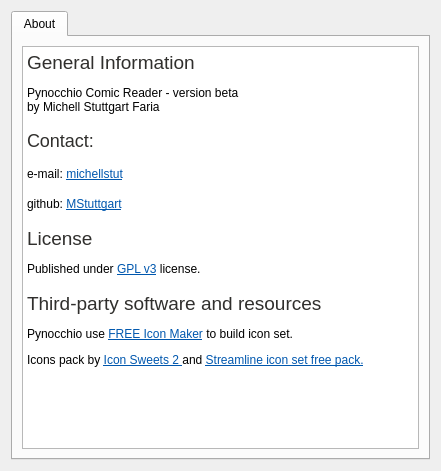
The window that view/about_dialog.ui (mstuttgart/pynocchio) describes before a commit, drawn with Qt 5.
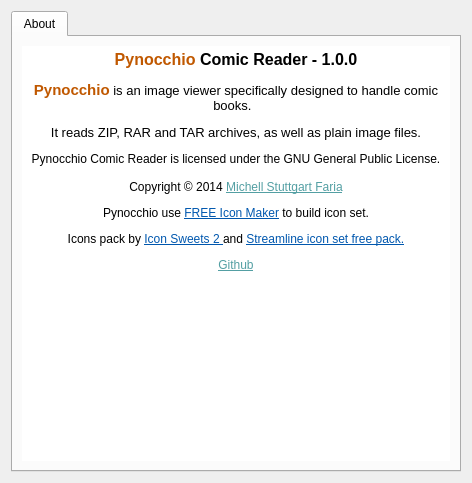
The same window after the commit. Icons and pictures are not drawn.

The edit to the form file:
```diff
--- a/view/about_dialog.ui
+++ b/view/about_dialog.ui
@@ -6,8 +6,8 @@
    <rect>
     <x>0</x>
     <y>0</y>
-    <width>441</width>
-    <height>471</height>
+    <width>472</width>
+    <height>483</height>
    </rect>
   </property>
   <property name="windowTitle">
@@ -39,22 +39,34 @@
       <layout class="QVBoxLayout" name="verticalLayout">
        <item>
         <widget class="QTextBrowser" name="textBrowser">
+         <property name="frameShape">
+          <enum>QFrame::NoFrame</enum>
+         </property>
+         <property name="frameShadow">
+          <enum>QFrame::Plain</enum>
+         </property>
+         <property name="verticalScrollBarPolicy">
+          <enum>Qt::ScrollBarAsNeeded</enum>
+         </property>
+         <property name="horizontalScrollBarPolicy">
+          <enum>Qt::ScrollBarAsNeeded</enum>
+         </property>
          <property name="html">
           <string>&lt;!DOCTYPE HTML PUBLIC &quot;-//W3C//DTD HTML 4.0//EN&quot; &quot;http://www.w3.org/TR/REC-html40/strict.dtd&quot;&gt;
 &lt;html&gt;&lt;head&gt;&lt;meta name=&quot;qrichtext&quot; content=&quot;1&quot; /&gt;&lt;style type=&quot;text/css&quot;&gt;
 p, li { white-space: pre-wrap; }
 &lt;/style&gt;&lt;/head&gt;&lt;body style=&quot; font-family:'DejaVu Sans'; font-size:9pt; font-weight:400; font-style:normal;&quot;&gt;
-&lt;p style=&quot; margin-top:12px; margin-bottom:12px; margin-left:0px; margin-right:0px; -qt-block-indent:0; text-indent:0px;&quot;&gt;&lt;span style=&quot; font-size:14pt; color:#302f2d;&quot;&gt;General Information&lt;/span&gt;&lt;/p&gt;
-&lt;p align=&quot;justify&quot; style=&quot; margin-top:12px; margin-bottom:12px; margin-left:0px; margin-right:0px; -qt-block-indent:0; text-indent:0px;&quot;&gt;Pynocchio Comic Reader - version beta&lt;br /&gt;by Michell Stuttgart Faria&lt;/p&gt;
-&lt;p style=&quot; margin-top:16px; margin-bottom:12px; margin-left:0px; margin-right:0px; -qt-block-indent:0; text-indent:0px;&quot;&gt;&lt;span style=&quot; font-size:x-large; color:#302f2d;&quot;&gt;Contact: &lt;/span&gt;&lt;/p&gt;
-&lt;p style=&quot; margin-top:16px; margin-bottom:12px; margin-left:0px; margin-right:0px; -qt-block-indent:0; text-indent:0px;&quot;&gt;e-mail: &lt;a href=&quot;michellstut@gmail.com&quot;&gt;&lt;span style=&quot; text-decoration: underline; color:#0057ae;&quot;&gt;michellstut&lt;/span&gt;&lt;/a&gt;&lt;/p&gt;
-&lt;p style=&quot; margin-top:16px; margin-bottom:12px; margin-left:0px; margin-right:0px; -qt-block-indent:0; text-indent:0px;&quot;&gt;github: &lt;a href=&quot;https://github.com/MStuttgart&quot;&gt;&lt;span style=&quot; text-decoration: underline; color:#0057ae;&quot;&gt;MStuttgart&lt;/span&gt;&lt;/a&gt;&lt;/p&gt;
-&lt;p style=&quot; margin-top:16px; margin-bottom:12px; margin-left:0px; margin-right:0px; -qt-block-indent:0; text-indent:0px;&quot;&gt;&lt;span style=&quot; font-size:14pt; color:#302f2d;&quot;&gt;License&lt;/span&gt;&lt;/p&gt;
-&lt;p style=&quot; margin-top:0px; margin-bottom:0px; margin-left:0px; margin-right:0px; -qt-block-indent:0; text-indent:0px;&quot;&gt;Published under &lt;a href=&quot;http://www.gnu.org/copyleft/gpl.html&quot;&gt;&lt;span style=&quot; text-decoration: underline; color:#0057ae;&quot;&gt;GPL v3&lt;/span&gt;&lt;/a&gt; license. &lt;/p&gt;
-&lt;p style=&quot; margin-top:16px; margin-bottom:12px; margin-left:0px; margin-right:0px; -qt-block-indent:0; text-indent:0px;&quot;&gt;&lt;span style=&quot; font-size:14pt; color:#302f2d;&quot;&gt;Third-party software and resources&lt;/span&gt;&lt;/p&gt;
-&lt;p style=&quot; margin-top:12px; margin-bottom:12px; margin-left:0px; margin-right:0px; -qt-block-indent:0; text-indent:0px;&quot;&gt;Pynocchio use &lt;a href=&quot;http://freeiconmaker.com/&quot;&gt;&lt;span style=&quot; text-decoration: underline; color:#0057ae;&quot;&gt;FREE Icon Maker&lt;/span&gt;&lt;/a&gt; to build icon set.&lt;/p&gt;
-&lt;p style=&quot; margin-top:12px; margin-bottom:12px; margin-left:0px; margin-right:0px; -qt-block-indent:0; text-indent:0px;&quot;&gt;Icons pack by &lt;a href=&quot;http://iconsweets2.com/&quot;&gt;&lt;span style=&quot; text-decoration: underline; color:#0057ae;&quot;&gt;Icon Sweets 2 &lt;/span&gt;&lt;/a&gt;and &lt;a href=&quot;https://www.iconfinder.com/iconsets/streamline-icon-set-free-pack&quot;&gt;&lt;span style=&quot; text-decoration: underline; color:#0057ae;&quot;&gt;Streamline icon set free pack.&lt;/span&gt;&lt;/a&gt;&lt;/p&gt;
-&lt;p style=&quot;-qt-paragraph-type:empty; margin-top:12px; margin-bottom:12px; margin-left:0px; margin-right:0px; -qt-block-indent:0; text-indent:0px; text-decoration: underline; color:#0057ae;&quot;&gt;&lt;br /&gt;&lt;/p&gt;&lt;/body&gt;&lt;/html&gt;</string>
+&lt;p align=&quot;center&quot; style=&quot; margin-top:0px; margin-bottom:0px; margin-left:0px; margin-right:0px; -qt-block-indent:0; text-indent:0px;&quot;&gt;&lt;img src=&quot;:/icons/icons/freeiconmaker_2 1.png&quot; /&gt;&lt;/p&gt;
+&lt;p align=&quot;center&quot; style=&quot; margin-top:12px; margin-bottom:12px; margin-left:0px; margin-right:0px; -qt-block-indent:0; text-indent:0px;&quot;&gt;&lt;span style=&quot; font-size:12pt; font-weight:600; color:#c05800;&quot;&gt;Pynocchio&lt;/span&gt;&lt;span style=&quot; font-size:12pt; font-weight:600;&quot;&gt; Comic Reader - 1.0.0&lt;/span&gt;&lt;/p&gt;
+&lt;p align=&quot;center&quot; style=&quot; margin-top:12px; margin-bottom:12px; margin-left:0px; margin-right:0px; -qt-block-indent:0; text-indent:0px;&quot;&gt;&lt;span style=&quot; font-size:11pt; font-weight:600; color:#c05800;&quot;&gt;Pynocchio&lt;/span&gt;&lt;span style=&quot; font-size:10pt;&quot;&gt; is an image viewer specifically designed to handle comic books.  &lt;/span&gt;&lt;/p&gt;
+&lt;p align=&quot;center&quot; style=&quot; margin-top:12px; margin-bottom:12px; margin-left:0px; margin-right:0px; -qt-block-indent:0; text-indent:0px;&quot;&gt;&lt;span style=&quot; font-size:10pt;&quot;&gt;It reads ZIP, RAR and TAR archives, as well as plain image files.&lt;/span&gt;&lt;/p&gt;
+&lt;p align=&quot;center&quot; style=&quot; margin-top:0px; margin-bottom:0px; margin-left:0px; margin-right:0px; -qt-block-indent:0; text-indent:0px;&quot;&gt;Pynocchio Comic Reader is licensed under the GNU General Public License.&lt;/p&gt;
+&lt;p align=&quot;center&quot; style=&quot;-qt-paragraph-type:empty; margin-top:0px; margin-bottom:0px; margin-left:0px; margin-right:0px; -qt-block-indent:0; text-indent:0px;&quot;&gt;&lt;br /&gt;&lt;/p&gt;
+&lt;p align=&quot;center&quot; style=&quot; margin-top:0px; margin-bottom:0px; margin-left:0px; margin-right:0px; -qt-block-indent:0; text-indent:0px;&quot;&gt;Copyright © 2014 &lt;a href=&quot;michellstut@gmail.com&quot;&gt;&lt;span style=&quot; text-decoration: underline; color:#539fa3;&quot;&gt;Michell Stuttgart Faria&lt;/span&gt;&lt;/a&gt;&lt;/p&gt;
+&lt;p align=&quot;center&quot; style=&quot; margin-top:12px; margin-bottom:12px; margin-left:0px; margin-right:0px; -qt-block-indent:0; text-indent:0px;&quot;&gt;Pynocchio use &lt;a href=&quot;http://freeiconmaker.com/&quot;&gt;&lt;span style=&quot; text-decoration: underline; color:#0057ae;&quot;&gt;FREE Icon Maker&lt;/span&gt;&lt;/a&gt; to build icon set.&lt;/p&gt;
+&lt;p align=&quot;center&quot; style=&quot; margin-top:12px; margin-bottom:12px; margin-left:0px; margin-right:0px; -qt-block-indent:0; text-indent:0px;&quot;&gt;Icons pack by &lt;a href=&quot;http://iconsweets2.com/&quot;&gt;&lt;span style=&quot; text-decoration: underline; color:#0057ae;&quot;&gt;Icon Sweets 2 &lt;/span&gt;&lt;/a&gt;and &lt;a href=&quot;https://www.iconfinder.com/iconsets/streamline-icon-set-free-pack&quot;&gt;&lt;span style=&quot; text-decoration: underline; color:#0057ae;&quot;&gt;Streamline icon set free pack.&lt;/span&gt;&lt;/a&gt;&lt;/p&gt;
+&lt;p align=&quot;center&quot; style=&quot; margin-top:12px; margin-bottom:12px; margin-left:0px; margin-right:0px; -qt-block-indent:0; text-indent:0px;&quot;&gt;&lt;a href=&quot;https://github.com/MStuttgart&quot;&gt;&lt;span style=&quot; text-decoration: underline; color:#539fa3;&quot;&gt;Github&lt;/span&gt;&lt;/a&gt;&lt;/p&gt;
+&lt;p align=&quot;center&quot; style=&quot;-qt-paragraph-type:empty; margin-top:12px; margin-bottom:12px; margin-left:0px; margin-right:0px; -qt-block-indent:0; text-indent:0px; text-decoration: underline; color:#0057ae;&quot;&gt;&lt;br /&gt;&lt;/p&gt;&lt;/body&gt;&lt;/html&gt;</string>
          </property>
         </widget>
        </item>
```
Left out of the diff: 2 changed lines with no effect on the pictures.
